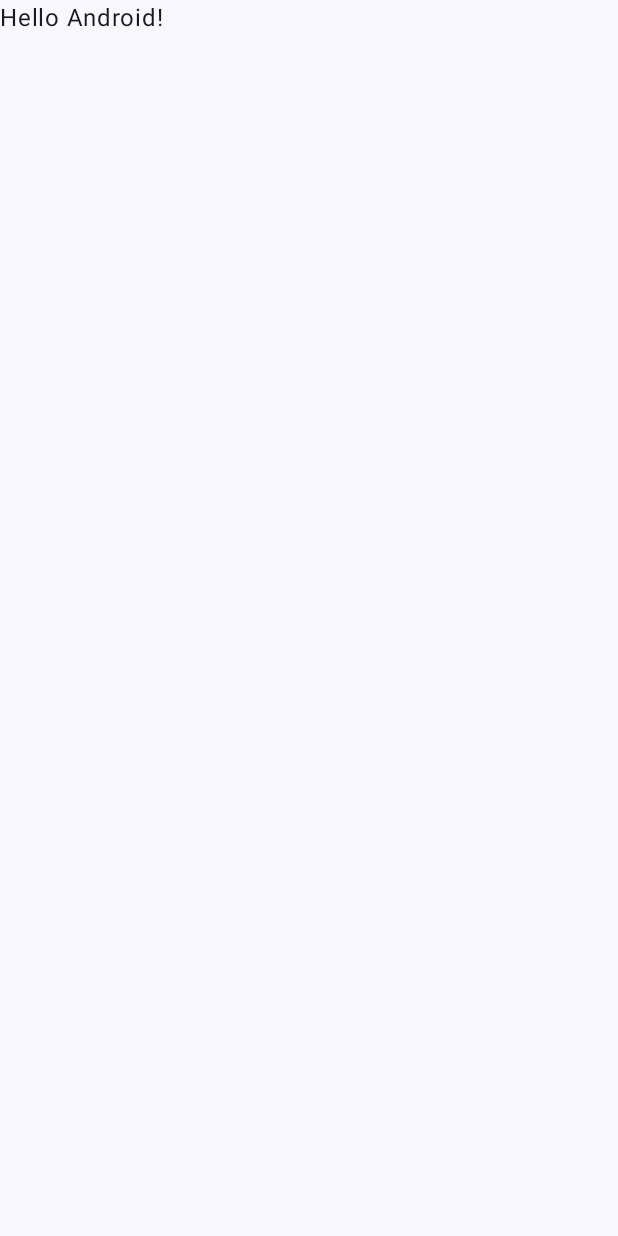
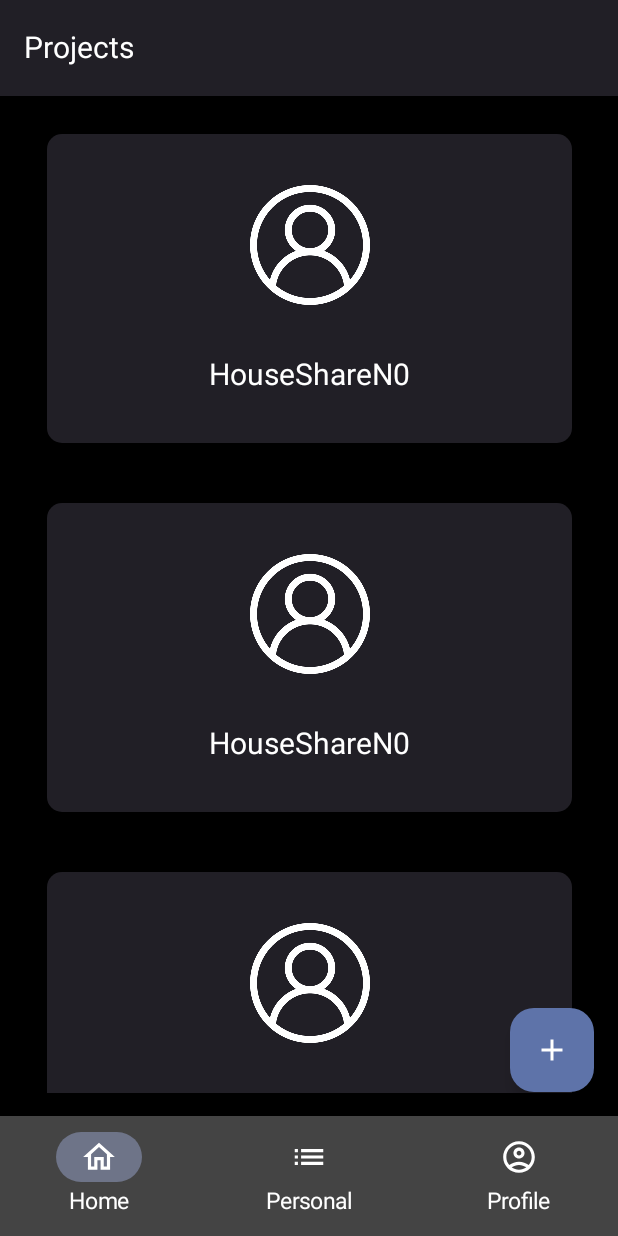
Before and after one commit to Wiqiro/SY43-Project-Cologestion, an Android app built with Jetpack Compose: the screen it shows after launch (MainActivity), on a phone screen of 412 x 824 dp. Before the commit the screen is almost empty. Run offline under Robolectric (Android 15) with nearby library versions, the phone set to English and light mode, and no system bars.

Commit message:
Style: New UI elements

```diff
--- a/app/build.gradle.kts
+++ b/app/build.gradle.kts
@@ -58,7 +58,8 @@ dependencies {
     implementation(libs.androidx.ui)
     implementation(libs.androidx.ui.graphics)
     implementation(libs.androidx.ui.tooling.preview)
-    implementation(libs.androidx.material3)
+//    implementation(libs.androidx.material3)
+    implementation(libs.androidx.material3.android)
     testImplementation(libs.junit)
     androidTestImplementation(libs.androidx.junit)
     androidTestImplementation(libs.androidx.espresso.core)
--- /dev/null
+++ b/app/src/main/java/com/collogestion/Dashboard.kt
@@ -0,0 +1,77 @@
+package com.collogestion
+
+
+import android.annotation.SuppressLint
+import androidx.compose.foundation.background
+import androidx.compose.foundation.layout.Arrangement
+import androidx.compose.foundation.layout.Column
+import androidx.compose.foundation.layout.fillMaxSize
+import androidx.compose.foundation.layout.padding
+import androidx.compose.foundation.rememberScrollState
+import androidx.compose.foundation.verticalScroll
+import androidx.compose.material.icons.Icons
+import androidx.compose.material.icons.filled.Add
+import androidx.compose.material3.AlertDialogDefaults
+import androidx.compose.material3.ExperimentalMaterial3Api
+import androidx.compose.material3.FloatingActionButton
+import androidx.compose.material3.Icon
+import androidx.compose.material3.Scaffold
+import androidx.compose.material3.Text
+import androidx.compose.material3.TopAppBar
+import androidx.compose.material3.TopAppBarDefaults
+import androidx.compose.runtime.Composable
+import androidx.compose.ui.Modifier
+import androidx.compose.ui.graphics.Color
+import androidx.compose.ui.unit.dp
+import androidx.compose.ui.text.TextStyle
+import androidx.compose.ui.unit.sp
+import androidx.core.content.ContextCompat
+
+@SuppressLint("ResourceAsColor")
+@OptIn(ExperimentalMaterial3Api::class)
+@Composable
+//@Preview(showBackground = true)
+fun Dashboard(page: Int, pageName: String) {
+    Scaffold(
+        topBar = {
+            TopAppBar(
+                colors = TopAppBarDefaults.topAppBarColors(
+                    containerColor = Color(0xFF211F26),
+                    titleContentColor = Color.White,
+                ),
+                title = {
+                    Text(pageName, style = TextStyle(fontSize = 20.sp))
+                }
+            )
+        },
+        floatingActionButton = {
+            if(page == 0) {
+                FloatingActionButton(onClick = {}) {
+                    Icon(Icons.Default.Add, contentDescription = "Add")
+                }
+            }
+        }
+    ) {innerPadding ->
+        Column(
+            modifier = Modifier
+                .padding(innerPadding),
+            verticalArrangement = Arrangement.spacedBy(16.dp),
+        ) {
+            Column(
+                Modifier
+                    .background(color = Color.Black)
+                    .fillMaxSize()
+                    .padding(15.dp)
+                    .verticalScroll(
+                        rememberScrollState()
+                    )
+            ) {
+                when (page) {
+                    0 -> Projects()
+                    1 -> PersonalTask()
+                    2 -> Profile()
+                }
+            }
+        }
+    }
+}
--- a/app/src/main/java/com/collogestion/GlobalManagement.kt
+++ /dev/null
@@ -1 +0,0 @@
-package com.collogestion
--- a/app/src/main/java/com/collogestion/MainActivity.kt
+++ b/app/src/main/java/com/collogestion/MainActivity.kt
@@ -3,42 +3,76 @@ package com.collogestion
 import android.os.Bundle
 import androidx.activity.ComponentActivity
 import androidx.activity.compose.setContent
+import androidx.compose.foundation.layout.Arrangement
+import androidx.compose.foundation.layout.Column
 import androidx.compose.foundation.layout.fillMaxSize
-import androidx.compose.material3.MaterialTheme
+import androidx.compose.foundation.layout.padding
+import androidx.compose.foundation.layout.size
+import androidx.compose.material.icons.Icons
+import androidx.compose.material.icons.outlined.AccountCircle
+import androidx.compose.material.icons.outlined.Home
+import androidx.compose.material.icons.outlined.List
+import androidx.compose.material3.Icon
+import androidx.compose.material3.NavigationBar
+import androidx.compose.material3.NavigationBarItem
+import androidx.compose.material3.Scaffold
 import androidx.compose.material3.Surface
 import androidx.compose.material3.Text
-import androidx.compose.runtime.Composable
+import androidx.compose.runtime.getValue
+import androidx.compose.runtime.mutableIntStateOf
+import androidx.compose.runtime.remember
+import androidx.compose.runtime.setValue
 import androidx.compose.ui.Modifier
-import androidx.compose.ui.tooling.preview.Preview
+import androidx.compose.ui.graphics.Color
+import androidx.compose.ui.text.TextStyle
+import androidx.compose.ui.unit.dp
+import androidx.compose.ui.unit.sp
 import com.collogestion.ui.theme.ColloGestionTheme
 
+
+
 class MainActivity : ComponentActivity() {
+
     override fun onCreate(savedInstanceState: Bundle?) {
         super.onCreate(savedInstanceState)
         setContent {
             ColloGestionTheme {
-                // A surface container using the 'background' color from the theme
                 Surface(
-                    modifier = Modifier.fillMaxSize(), color = MaterialTheme.colorScheme.background
+                    modifier = Modifier.fillMaxSize(), color = Color.DarkGray
                 ) {
-                    Greeting("Android")
+                    var selectedItem by remember { mutableIntStateOf(0) }
+                    Scaffold(
+                        bottomBar = {
+                            NavigationBar(containerColor = Color.DarkGray
+                            ) {
+                                val outlinedIconsList = listOf(Icons.Outlined.Home, Icons.Outlined.List, Icons.Outlined.AccountCircle)
+                                val items = listOf(resources.getString(R.string.project_nav_bar_title), resources.getString(R.string.personal_task_nav_bar_title), resources.getString(R.string.profile_nav_bar_title))
+                                items.forEachIndexed { index, item ->
+                                    NavigationBarItem(
+                                        icon = { Icon(outlinedIconsList[index], contentDescription = item, tint = Color.White, modifier = Modifier.size(25.dp)) },
+                                        label = { Text(item, style = TextStyle(color = Color.White, fontSize = 15.sp)) },
+                                        selected = selectedItem == index,
+                                        onClick = { selectedItem = index }
+                                    )
+                                }
+                            }
+                        },
+                    ) { innerPadding ->
+                        Column(
+                            modifier = Modifier
+                                .padding(innerPadding),
+                            verticalArrangement = Arrangement.spacedBy(16.dp),
+                        ) {
+                            when (selectedItem) {
+                                0 -> Dashboard(0, resources.getString(R.string.project_page_title))
+                                1 -> Dashboard(1, resources.getString(R.string.personal_task_page_title))
+                                2 -> Dashboard(2, resources.getString(R.string.profile_page_title))
+                            }
+                        }
+                    }
+
                 }
             }
         }
     }
 }
-
-@Composable
-fun Greeting(name: String, modifier: Modifier = Modifier) {
-    Text(
-        text = "Hello $name!", modifier = modifier,
-    )
-}
-
-@Preview(showBackground = true)
-@Composable
-fun GreetingPreview() {
-    ColloGestionTheme {
-        Greeting("Android")
-    }
-}
--- a/app/src/main/java/com/collogestion/PersonalManagement.kt
+++ /dev/null
@@ -1 +0,0 @@
-package com.collogestion
--- /dev/null
+++ b/app/src/main/java/com/collogestion/Projects.kt
@@ -0,0 +1,86 @@
+package com.collogestion
+
+import com.collogestion.data.HouseShare
+import com.collogestion.data.HouseShareData
+import com.collogestion.ui.theme.ColloGestionTheme
+
+import androidx.compose.foundation.Image
+import androidx.compose.foundation.background
+import androidx.compose.foundation.clickable
+import androidx.compose.foundation.layout.Arrangement
+import androidx.compose.foundation.layout.Column
+import androidx.compose.foundation.layout.Spacer
+import androidx.compose.foundation.layout.fillMaxWidth
+import androidx.compose.foundation.layout.height
+import androidx.compose.foundation.layout.padding
+import androidx.compose.foundation.layout.size
+import androidx.compose.foundation.layout.width
+import androidx.compose.foundation.shape.RoundedCornerShape
+import androidx.compose.material3.Text
+import androidx.compose.runtime.Composable
+import androidx.compose.runtime.mutableStateOf
+import androidx.compose.runtime.remember
+import androidx.compose.ui.Alignment
+import androidx.compose.ui.Modifier
+import androidx.compose.ui.draw.clip
+import androidx.compose.ui.graphics.Color
+import androidx.compose.ui.layout.ContentScale
+import androidx.compose.ui.platform.LocalConfiguration
+import androidx.compose.ui.res.painterResource
+import androidx.compose.ui.text.TextStyle
+import androidx.compose.ui.tooling.preview.Preview
+import androidx.compose.ui.unit.dp
+import androidx.compose.ui.unit.sp
+
+
+@Composable
+fun Card(houseShare: HouseShare, onCardClick: () -> Unit) {
+    Column(
+        Modifier
+//            .border(border = BorderStroke(width = 1.dp, color = Color.Red), shape = RoundedCornerShape(30.0.dp))
+            .width((LocalConfiguration.current.screenWidthDp * 0.85).dp)
+            .height((LocalConfiguration.current.screenWidthDp * 0.5).dp)
+            .clip(shape = RoundedCornerShape(10.dp))
+            .clickable { onCardClick() }
+            .background(color = Color(0xFF211F26)),
+//            .padding(10.dp),
+//            .border(shape = RoundedCornerShape(5.dp)),
+        verticalArrangement = Arrangement.SpaceEvenly,
+        horizontalAlignment = Alignment.CenterHorizontally
+    ) {
+        Image(
+            painterResource(id = houseShare.image),
+            contentDescription = "Group image",
+            modifier = Modifier.size(80.dp),
+            contentScale = ContentScale.Crop
+        )
+//        Spacer(modifier = Modifier.height(10.dp))
+        Text(text = houseShare.name, style = TextStyle(color = Color.White, fontSize = 20.sp))
+    }
+}
+
+@Composable
+@Preview
+fun Projects() {
+    val houseShare = HouseShareData.getHouseShare()
+    val (selectedProject, setSelectedProject) = remember { mutableStateOf<HouseShare?>(null) }
+    ColloGestionTheme {
+        if (selectedProject != null) {
+            Project(project = selectedProject) {
+                setSelectedProject(null) // Clear selected project to go back to project list
+            }
+        } else {
+            Column(
+                Modifier.fillMaxWidth().padding(10.dp),
+                horizontalAlignment = Alignment.CenterHorizontally
+            ) {
+                houseShare.forEach { houseShare ->
+                    Card(houseShare = houseShare) {
+                        setSelectedProject(houseShare) // Set selected project to show project details
+                    }
+                    Spacer(modifier = Modifier.height(40.dp))
+                }
+            }
+        }
+    }
+}
--- /dev/null
+++ b/app/src/main/java/com/collogestion/data/HouseShareData.kt
@@ -0,0 +1,94 @@
+package com.collogestion.data
+
+import com.collogestion.R
+import java.util.Date
+
+object HouseShareData {
+    private val houseShare: List<HouseShare> = listOf(
+        HouseShare(
+            id = 0,
+            name = "HouseShareN0",
+            image = R.drawable.profile,
+            creationDate = Date(),
+            tasks = listOf<Task>(),
+            groceryLists = listOf<GroceryList>(),
+            users = listOf<User>()
+        ),
+        HouseShare(
+            id = 0,
+            name = "HouseShareN0",
+            image = R.drawable.profile,
+            creationDate = Date(),
+            tasks = listOf<Task>(),
+            groceryLists = listOf<GroceryList>(),
+            users = listOf<User>()
+        ),
+        HouseShare(
+            id = 0,
+            name = "HouseShareN0",
+            image = R.drawable.profile,
+            creationDate = Date(),
+            tasks = listOf<Task>(),
+            groceryLists = listOf<GroceryList>(),
+            users = listOf<User>()
+        ),
+        HouseShare(
+            id = 0,
+            name = "HouseShareN0",
+            image = R.drawable.profile,
+            creationDate = Date(),
+            tasks = listOf<Task>(),
+            groceryLists = listOf<GroceryList>(),
+            users = listOf<User>()
+        ),
+        HouseShare(
+            id = 0,
+            name = "HouseShareN0",
+            image = R.drawable.profile,
+            creationDate = Date(),
+            tasks = listOf<Task>(),
+            groceryLists = listOf<GroceryList>(),
+            users = listOf<User>()
+        ),
+        HouseShare(
+            id = 0,
+            name = "HouseShareN0",
+            image = R.drawable.profile,
+            creationDate = Date(),
+            tasks = listOf<Task>(),
+            groceryLists = listOf<GroceryList>(),
+            users = listOf<User>()
+        ),
+        HouseShare(
+            id = 0,
+            name = "HouseShareN0",
+            image = R.drawable.profile,
+            creationDate = Date(),
+            tasks = listOf<Task>(),
+            groceryLists = listOf<GroceryList>(),
+            users = listOf<User>()
+        ),
+        HouseShare(
+            id = 0,
+            name = "HouseShareN0",
+            image = R.drawable.profile,
+            creationDate = Date(),
+            tasks = listOf<Task>(),
+            groceryLists = listOf<GroceryList>(),
+            users = listOf<User>()
+        ),
+        HouseShare(
+            id = 0,
+            name = "HouseShareN0",
+            image = R.drawable.profile,
+            creationDate = Date(),
+            tasks = listOf<Task>(),
+            groceryLists = listOf<GroceryList>(),
+            users = listOf<User>()
+        )
+    )
+
+    fun getHouseShare(): List<HouseShare> {
+        return houseShare;
+    }
+}
--- a/app/src/main/res/values/strings.xml
+++ b/app/src/main/res/values/strings.xml
@@ -1,3 +1,22 @@
 <resources>
     <string name="app_name">ColloGestion</string>
+    <string name="project_page_title">Projects</string>
+    <string name="project_nav_bar_title">Home</string>
+    <string name="personal_task_page_title">Personal Task</string>
+    <string name="personal_task_nav_bar_title">Personal</string>
+    <string name="profile_page_title">Profile</string>
+    <string name="profile_nav_bar_title">Profile</string>
+    <string name="number_of_project">Number of project(s) : </string>
+    <string name="total_spending">Total spending : </string>
+    <string name="number_of_realised_task">Number of realised task(s) : </string>
+    <string name="theme">App Theme</string>
+    <string name="notifications">Notifications</string>
+    <string name="email">Email</string>
+    <string name="phone">Phone</string>
+    <string name="dark">Dark</string>
+    <string name="light">Light</string>
+    <string name="activated">Activated</string>
+    <string name="deactivated">Deactivated</string>
+    <string name="email_placeholder">email@example.com</string>
+    <string name="phone_placeholder">07 28 94 94 36</string>
 </resources>
--- a/gradle/libs.versions.toml
+++ b/gradle/libs.versions.toml
@@ -8,6 +8,7 @@ espressoCore = "3.5.1"
 lifecycleRuntimeKtx = "2.7.0"
 activityCompose = "1.8.2"
 composeBom = "2023.08.00"
+material3Android = "1.2.1"
 
 [libraries]
 androidx-core-ktx = { group = "androidx.core", name = "core-ktx", version.ref = "coreKtx" }
@@ -24,6 +25,7 @@ androidx-ui-tooling-preview = { group = "androidx.compose.ui", name = "ui-toolin
 androidx-ui-test-manifest = { group = "androidx.compose.ui", name = "ui-test-manifest" }
 androidx-ui-test-junit4 = { group = "androidx.compose.ui", name = "ui-test-junit4" }
 androidx-material3 = { group = "androidx.compose.material3", name = "material3" }
+androidx-material3-android = { group = "androidx.compose.material3", name = "material3-android", version.ref = "material3Android" }
 
 [plugins]
 androidApplication = { id = "com.android.application", version.ref = "agp" }
```
Also changed, not shown: app/src/main/java/com/collogestion/GeneralHouseGestion.kt (added, +110 -0 lines), app/src/main/java/com/collogestion/PersonalTask.kt (added, +13 -0 lines), app/src/main/java/com/collogestion/Profile.kt (+191 -0 lines), app/src/main/java/com/collogestion/Project.kt (added, +41 -0 lines), app/src/main/java/com/collogestion/data/HouseShare.kt (line endings or trailing spaces), app/src/main/res/drawable/profile.png (added).
